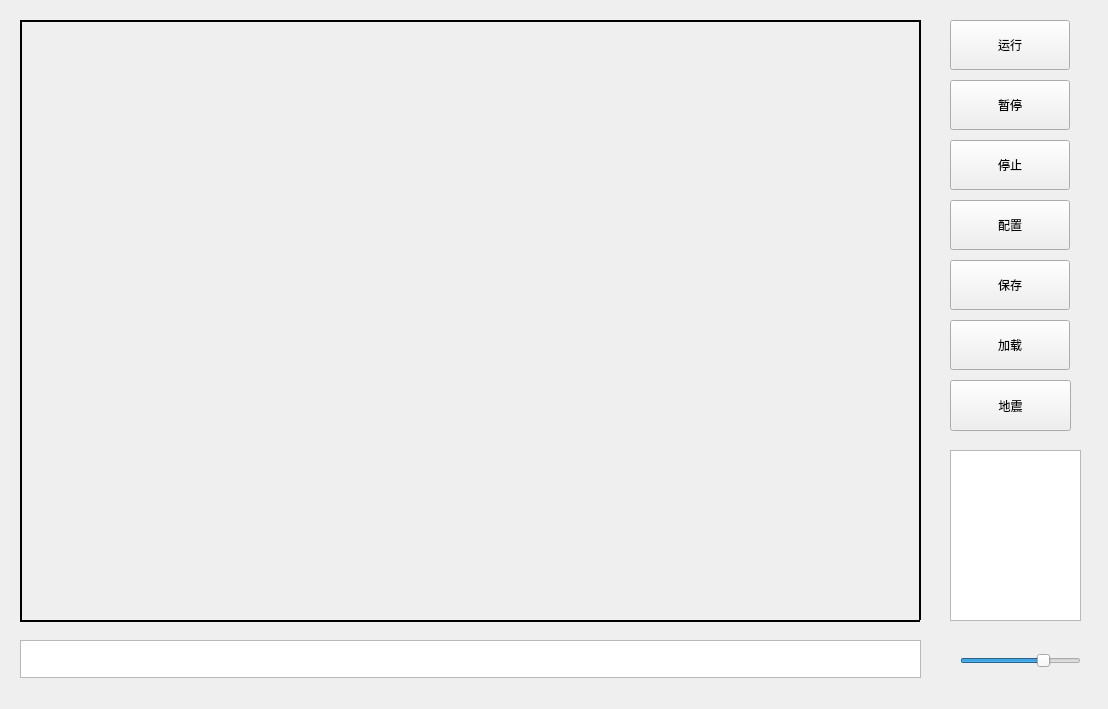
First picture: the form in ecosystem/ecosystem.ui, repository miiio/ecosystem, before the edit.
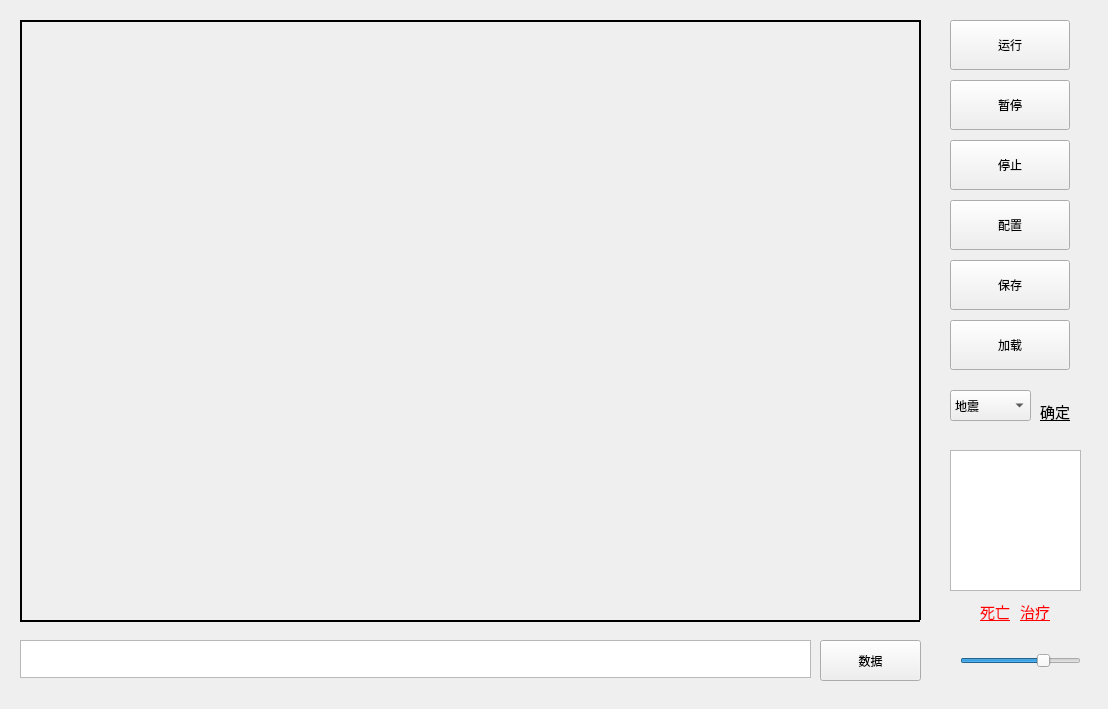
Second picture: the form after the edit. Custom widgets are drawn as their Qt base class.

Diff of the .ui file:
```diff
--- a/ecosystem/ecosystem.ui
+++ b/ecosystem/ecosystem.ui
@@ -60,7 +60,7 @@
     <rect>
      <x>20</x>
      <y>640</y>
-     <width>901</width>
+     <width>791</width>
      <height>38</height>
     </rect>
    </property>
@@ -171,7 +171,7 @@
      <x>950</x>
      <y>450</y>
      <width>131</width>
-     <height>171</height>
+     <height>141</height>
     </rect>
    </property>
   </widget>
@@ -204,18 +204,96 @@
   <widget class="QPushButton" name="pushButton_7">
    <property name="geometry">
     <rect>
+     <x>820</x>
+     <y>640</y>
+     <width>101</width>
+     <height>41</height>
+    </rect>
+   </property>
+   <property name="text">
+    <string>数据</string>
+   </property>
+  </widget>
+  <widget class="QComboBox" name="comboBox">
+   <property name="geometry">
+    <rect>
      <x>950</x>
-     <y>380</y>
-     <width>121</width>
-     <height>51</height>
+     <y>390</y>
+     <width>81</width>
+     <height>31</height>
     </rect>
    </property>
+   <item>
+    <property name="text">
+     <string>地震</string>
+    </property>
+   </item>
+   <item>
+    <property name="text">
+     <string>闪电</string>
+    </property>
+   </item>
+  </widget>
+  <widget class="ClickableLabel" name="label_5">
+   <property name="geometry">
+    <rect>
+     <x>980</x>
+     <y>600</y>
+     <width>31</width>
+     <height>21</height>
+    </rect>
+   </property>
+   <property name="cursor">
+    <cursorShape>PointingHandCursor</cursorShape>
+   </property>
    <property name="text">
-    <string>地震</string>
+    <string>&lt;html&gt;&lt;head/&gt;&lt;body&gt;&lt;p&gt;&lt;span style=&quot; font-size:11pt; text-decoration: underline; color:#ff0000;&quot;&gt;死亡&lt;/span&gt;&lt;/p&gt;&lt;/body&gt;&lt;/html&gt;</string>
+   </property>
+  </widget>
+  <widget class="ClickableLabel" name="label_6">
+   <property name="geometry">
+    <rect>
+     <x>1040</x>
+     <y>400</y>
+     <width>31</width>
+     <height>21</height>
+    </rect>
+   </property>
+   <property name="cursor">
+    <cursorShape>PointingHandCursor</cursorShape>
+   </property>
+   <property name="text">
+    <string>&lt;html&gt;&lt;head/&gt;&lt;body&gt;&lt;p&gt;&lt;span style=&quot; font-size:11pt; text-decoration: underline; color:#000000;&quot;&gt;确定&lt;/span&gt;&lt;/p&gt;&lt;/body&gt;&lt;/html&gt;</string>
+   </property>
+  </widget>
+  <widget class="ClickableLabel" name="label_7">
+   <property name="geometry">
+    <rect>
+     <x>1020</x>
+     <y>600</y>
+     <width>31</width>
+     <height>21</height>
+    </rect>
+   </property>
+   <property name="cursor">
+    <cursorShape>PointingHandCursor</cursorShape>
+   </property>
+   <property name="text">
+    <string>&lt;html&gt;&lt;head/&gt;&lt;body&gt;&lt;p&gt;&lt;span style=&quot; font-size:11pt; text-decoration: underline; color:#ff0000;&quot;&gt;治疗&lt;/span&gt;&lt;/p&gt;&lt;/body&gt;&lt;/html&gt;</string>
    </property>
   </widget>
  </widget>
  <layoutdefault spacing="6" margin="11"/>
+ <customwidgets>
+  <customwidget>
+   <class>ClickableLabel</class>
+   <extends>QLabel</extends>
+   <header>clickablelabel.h</header>
+   <slots>
+    <signal>clicked()</signal>
+   </slots>
+  </customwidget>
+ </customwidgets>
  <resources>
   <include location="ecosystem.qrc"/>
  </resources>
```
Left out of the diff: 68 changed lines with no effect on the pictures.
